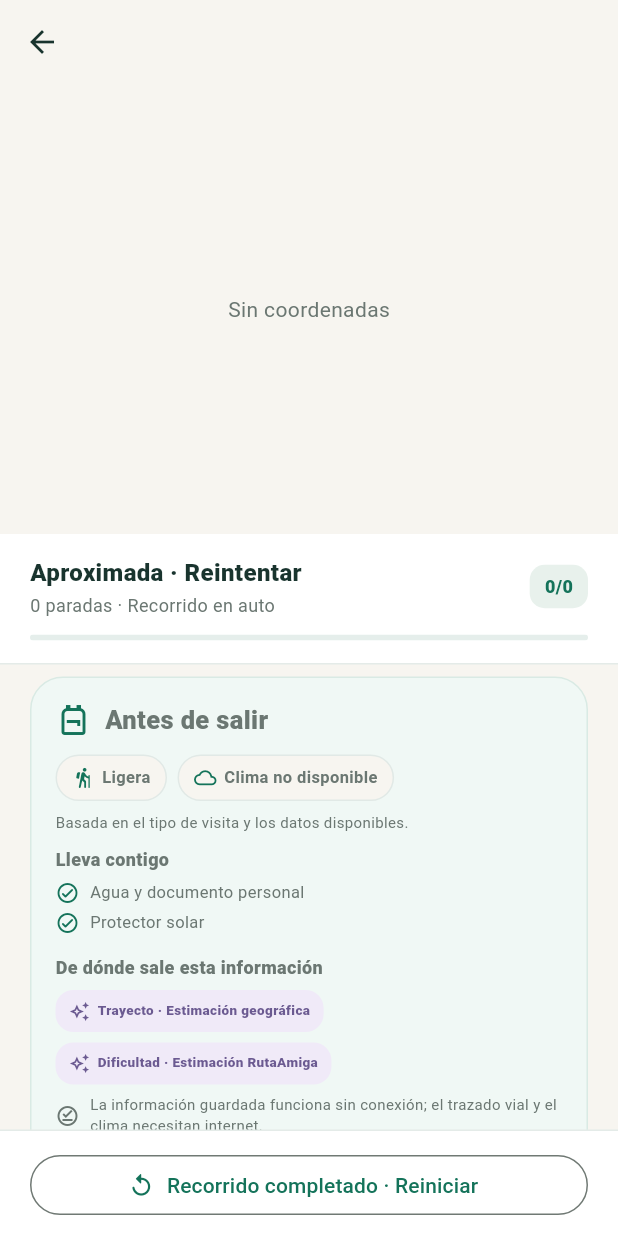
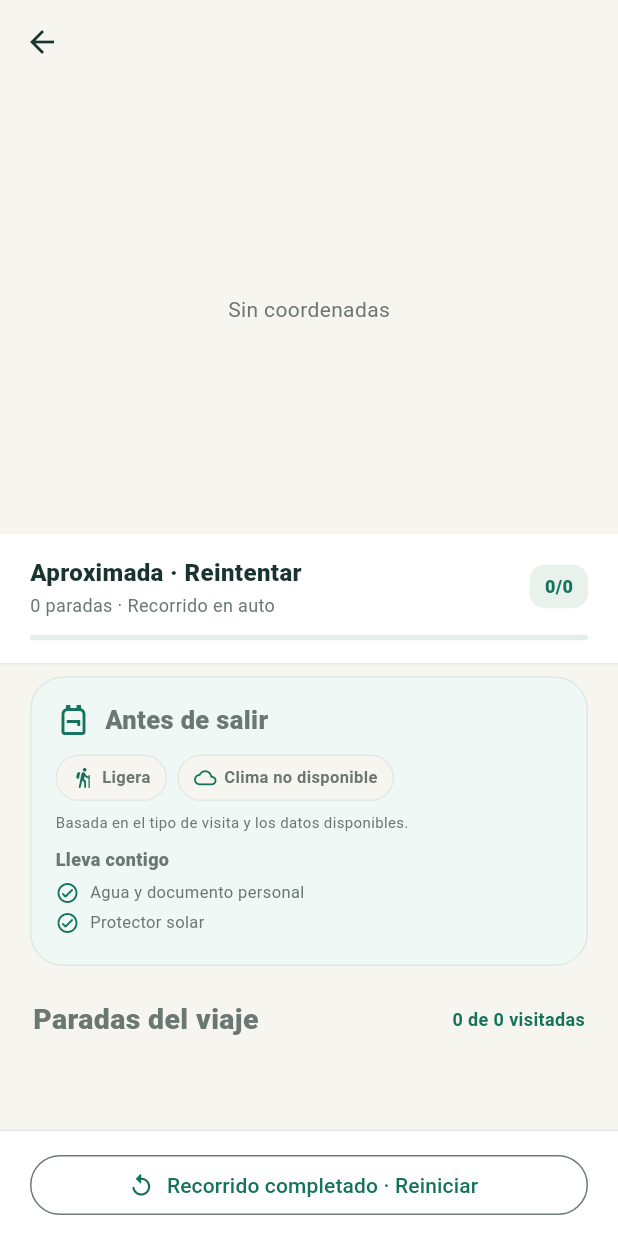
Before and after one commit to Nxz-ST/Turismo-app, a Flutter app: the SuggestedRouteDetailScreen screen opened directly with empty values, on a phone screen of 412 x 824 dp. Run offline on Flutter 3.47's test engine with Material 3 defaults, Android fonts, the phone set to English and light mode, and no system bars; our stand-ins replace connectivity_plus, geolocator, google_maps_flutter, image_picker, share_plus, shared_preferences and 1 more; accounts and stored records are empty; Roboto replaces fonts that are missing (SF Pro Display); statements that could not run were skipped.

Commit message:
Simplify route readiness details

```diff
--- a/lib/features/routes/screens/suggested_routes_screen.dart
+++ b/lib/features/routes/screens/suggested_routes_screen.dart
@@ -1678,86 +1678,11 @@ class _SuggestedRouteDetailScreenState
                   ],
                 ),
               ),
-            const SizedBox(height: 9),
-            const Text(
-              'De dónde sale esta información',
-              style: TextStyle(fontSize: 12, fontWeight: FontWeight.w900),
-            ),
-            const SizedBox(height: 7),
-            Wrap(
-              spacing: 7,
-              runSpacing: 7,
-              children: readiness.sources.map(_informationSourceChip).toList(),
-            ),
-            const SizedBox(height: 7),
-            const Row(
-              children: [
-                Icon(
-                  Icons.offline_pin_outlined,
-                  size: 16,
-                  color: AppColors.textLight,
-                ),
-                SizedBox(width: 7),
-                Expanded(
-                  child: Text(
-                    'La información guardada funciona sin conexión; el trazado vial y el clima necesitan internet.',
-                    style: TextStyle(color: AppColors.textLight, fontSize: 10),
-                  ),
-                ),
-              ],
-            ),
           ],
         ),
       );
     },
   );
-
-  Widget _informationSourceChip(RouteInformationSource source) {
-    final (icon, color, background) = switch (source.kind) {
-      'official' => (
-        Icons.verified_outlined,
-        AppColors.primary,
-        const Color(0xFFE4F3ED),
-      ),
-      'community' => (
-        Icons.groups_outlined,
-        const Color(0xFFC46B16),
-        const Color(0xFFFFF0DF),
-      ),
-      'live' => (
-        Icons.cloud_done_outlined,
-        const Color(0xFF247D91),
-        const Color(0xFFE4F3F7),
-      ),
-      _ => (
-        Icons.auto_awesome_outlined,
-        const Color(0xFF6B5A91),
-        const Color(0xFFF0EAF8),
-      ),
-    };
-    return Container(
-      padding: const EdgeInsets.symmetric(horizontal: 9, vertical: 7),
-      decoration: BoxDecoration(
-        color: background,
-        borderRadius: BorderRadius.circular(12),
-      ),
-      child: Row(
-        mainAxisSize: MainAxisSize.min,
-        children: [
-          Icon(icon, size: 14, color: color),
-          const SizedBox(width: 5),
-          Text(
-            '${source.label} · ${source.detail}',
-            style: TextStyle(
-              color: color,
-              fontSize: 9,
-              fontWeight: FontWeight.w800,
-            ),
-          ),
-        ],
-      ),
-    );
-  }
 
   Widget _activeRouteBody(
     List<Map<String, dynamic>> stops,
```
